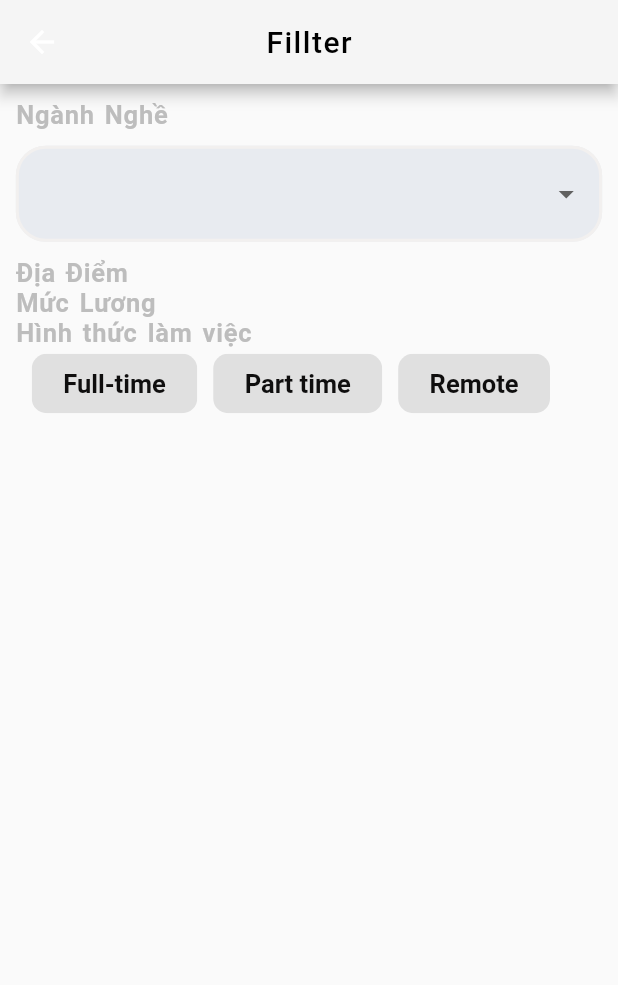
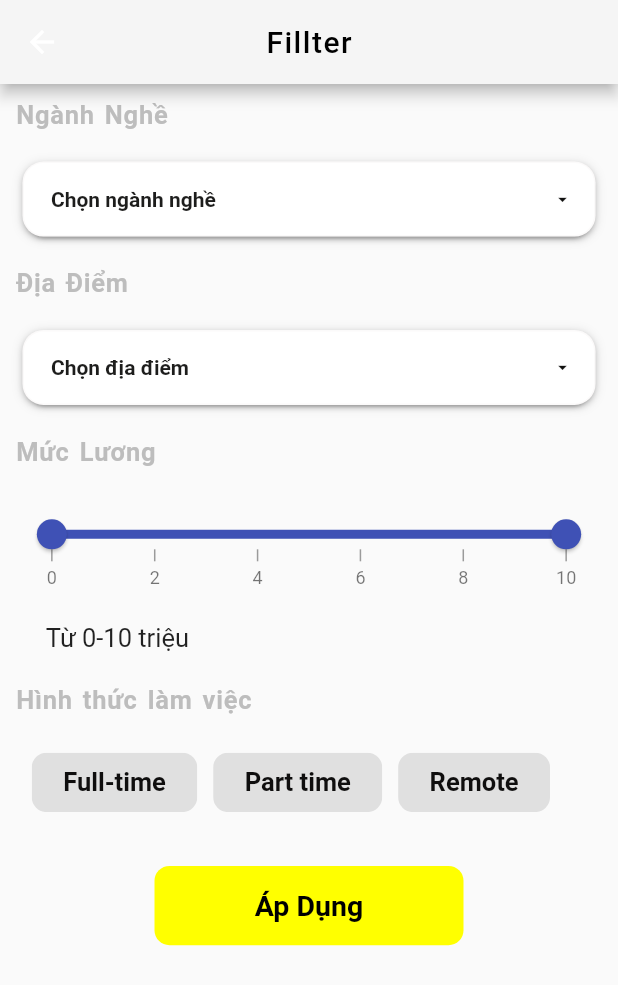
Before and after one commit to levihoang/r2s, a Flutter app: the Fillter screen opened directly, on a phone screen of 412 x 824 dp. Shown: the top 985 px of the screen. Run offline on Flutter 3.47's test engine with Material 2 defaults, Android fonts, the phone set to English and light mode, and no system bars; drawn by our look-alikes of dropdown_button2; our stand-ins replace get_it, syncfusion_flutter_sliders.

Commit message:
style: giao dien fillter

```diff
--- a/lib/main.dart
+++ b/lib/main.dart
@@ -19,7 +19,7 @@ class MyApp extends StatelessWidget {
       theme: ThemeData(),
       // home: Login(),
       onGenerateRoute: generateRoute,
-      initialRoute: LoginRoute,
+      initialRoute: FillterRoute,
     );
   }
 }
--- a/lib/screens/fillter.dart
+++ b/lib/screens/fillter.dart
@@ -1,4 +1,8 @@
+import 'dart:math';
+
+import 'package:dropdown_button2/dropdown_button2.dart';
 import 'package:flutter/material.dart';
+import 'package:syncfusion_flutter_sliders/sliders.dart';
 
 class Fillter extends StatefulWidget {
   const Fillter({Key? key}) : super(key: key);
@@ -8,19 +12,33 @@ class Fillter extends StatefulWidget {
 }
 
 class _FillterState extends State<Fillter> {
+  num? start, end;
   String? selectedValue;
   String tasktype = "";
+  bool circular = false;
+  final double _currentSliderValue = 20;
+  SfRangeValues _values = const SfRangeValues(0, 10);
 
   final _dropdownFormKey = GlobalKey<FormState>();
-  List<DropdownMenuItem<String>> get dropdownItems {
-    List<DropdownMenuItem<String>> menuItems = [
-      const DropdownMenuItem(value: "USA", child: Text("USA")),
-      const DropdownMenuItem(value: "Canada", child: Text("Canada")),
-      const DropdownMenuItem(value: "Brazil", child: Text("Brazil")),
-      const DropdownMenuItem(value: "England", child: Text("England")),
-    ];
-    return menuItems;
-  }
+  // List<DropdownMenuItem<String>> get dropdownItems {
+  //   List<DropdownMenuItem<String>> menuItems = [
+  //     const DropdownMenuItem(value: "USA", child: Text("USA")),
+  //     const DropdownMenuItem(value: "Canada", child: Text("Canada")),
+  //     const DropdownMenuItem(value: "Brazil", child: Text("Brazil")),
+  //     const DropdownMenuItem(value: "England", child: Text("England")),
+  //   ];
+  //   return menuItems;
+  // }
+  final List<String> items = [
+    'Item1',
+    'Item2',
+    'Item3',
+    'Item4',
+    'Item5',
+    'Item6',
+    'Item7',
+    'Item8',
+  ];
 
   @override
   Widget build(BuildContext context) {
@@ -42,25 +60,90 @@ class _FillterState extends State<Fillter> {
             children: [
               title("Ngành Nghề"),
               SizedBox(
-                height: sizediv,
+                height: sizediv * 2,
               ),
-              dropDownPositon(),
+              dropDownPositon(items, "Chọn ngành nghề"),
               SizedBox(
-                height: sizediv,
+                height: sizediv * 2,
               ),
               title("Địa Điểm"),
+              SizedBox(
+                height: sizediv * 2,
+              ),
+              dropDownPositon(items, "Chọn địa điểm"),
+              SizedBox(
+                height: sizediv * 2,
+              ),
               title("Mức Lương"),
+              SizedBox(
+                height: sizediv * 2,
+              ),
+              salaryRange(),
+              SizedBox(
+                height: sizediv * 2,
+              ),
+              Padding(
+                padding: const EdgeInsets.only(left: 20),
+                child: Text(
+                  "Từ ${_values.start.toString().replaceFirst(".0", "")}-${_values.end.toString().replaceFirst(".0", "")} triệu",
+                  style: const TextStyle(fontSize: 17),
+                ),
+              ),
+              SizedBox(
+                height: sizediv * 2,
+              ),
               title("Hình thức làm việc"),
+              SizedBox(
+                height: sizediv * 2,
+              ),
               Row(
                 children: [
                   taskSelect("Full-time", 0xFFE0E0E0, sizediv),
                   taskSelect("Part time", 0xFFE0E0E0, sizediv),
                   taskSelect("Remote", 0xFFE0E0E0, sizediv)
                 ],
+              ),
+              SizedBox(
+                height: sizediv * 3,
+              ),
+              Center(
+                child: Column(
+                  mainAxisAlignment: MainAxisAlignment.center,
+                  crossAxisAlignment: CrossAxisAlignment.center,
+                  children: [button("Áp Dụng", sizediv)],
+                ),
               )
             ],
           ),
         ));
+  }
+
+  Widget button(String btnname, double sizediv) {
+    return InkWell(
+      onTap: () async {
+        setState(() {
+          // circular = true;
+        });
+      },
+      child: Container(
+        width: MediaQuery.of(context).size.width / 2,
+        height: sizediv * 5,
+        decoration: BoxDecoration(
+            borderRadius: BorderRadius.circular(10),
+            color: Colors.yellowAccent),
+        child: Center(
+          child: circular
+              ? const CircularProgressIndicator()
+              : Text(
+                  btnname,
+                  style: const TextStyle(
+                      fontSize: 19,
+                      color: Colors.black,
+                      fontWeight: FontWeight.bold),
+                ),
+        ),
+      ),
+    );
   }
 
   Widget title(String text) {
@@ -86,7 +169,7 @@ class _FillterState extends State<Fillter> {
         },
         child: Chip(
           backgroundColor: tasktype == lable
-              ? Color.fromARGB(255, 240, 173, 66)
+              ? const Color.fromARGB(255, 186, 174, 154)
               : Color(color),
           shape: RoundedRectangleBorder(
             borderRadius: BorderRadius.circular(10),
@@ -106,42 +189,101 @@ class _FillterState extends State<Fillter> {
     );
   }
 
-  Widget dropDownPositon() {
-    return Form(
-        key: _dropdownFormKey,
-        child: Column(
-          mainAxisAlignment: MainAxisAlignment.center,
-          children: [
-            DropdownButtonFormField(
-                decoration: InputDecoration(
-                  focusedBorder: OutlineInputBorder(
-                    borderSide: const BorderSide(
-                        color: Color.fromARGB(255, 243, 240, 238), width: 2),
-                    borderRadius: BorderRadius.circular(20),
+  Widget salaryRange() {
+    return SfRangeSlider(
+      min: 0,
+      max: 10,
+      values: _values,
+      interval: 2,
+      showTicks: true,
+      showLabels: true,
+      activeColor: Colors.indigo,
+      inactiveColor: Colors.grey[300],
+      enableTooltip: true,
+      minorTicksPerInterval: 1,
+      stepSize: 1,
+      onChanged: (SfRangeValues values) {
+        setState(() {
+          _values = values;
+        });
+      },
+    );
+  }
+
+  Widget dropDownPositon(List<String> list, String text) {
+    return Center(
+      child: DropdownButtonHideUnderline(
+        child: DropdownButton2(
+          isExpanded: true,
+          hint: Row(
+            children: [
+              const SizedBox(
+                width: 4,
+              ),
+              Expanded(
+                child: Text(
+                  text,
+                  style: const TextStyle(
+                    fontSize: 14,
+                    fontWeight: FontWeight.bold,
+                    color: Color.fromARGB(255, 29, 29, 28),
                   ),
-                  enabledBorder: OutlineInputBorder(
-                    borderSide: const BorderSide(
-                        color: Color.fromARGB(255, 242, 240, 239), width: 2),
-                    borderRadius: BorderRadius.circular(20),
-                  ),
-                  border: OutlineInputBorder(
-                    borderSide: const BorderSide(
-                        color: Color.fromARGB(72, 234, 236, 238), width: 2),
-                    borderRadius: BorderRadius.circular(20),
-                  ),
-                  filled: true,
-                  fillColor: Color.fromARGB(255, 232, 235, 240),
+                  overflow: TextOverflow.ellipsis,
                 ),
-                validator: (value) => value == null ? "Select a country" : null,
-                dropdownColor: Color.fromARGB(255, 229, 229, 239),
-                value: selectedValue,
-                onChanged: (String? newValue) {
-                  setState(() {
-                    selectedValue = newValue!;
-                  });
-                },
-                items: dropdownItems),
-          ],
-        ));
+              ),
+            ],
+          ),
+          items: list
+              .map((item) => DropdownMenuItem<String>(
+                    value: item,
+                    child: Text(
+                      item,
+                      style: const TextStyle(
+                        fontSize: 14,
+                        fontWeight: FontWeight.bold,
+                        color: Color.fromARGB(255, 21, 20, 20),
+                      ),
+                      overflow: TextOverflow.ellipsis,
+                    ),
+                  ))
+              .toList(),
+          value: selectedValue,
+          onChanged: (value) {
+            setState(() {
+              selectedValue = value as String;
+            });
+          },
+          icon: const Icon(Icons.arrow_drop_down),
+          iconSize: 14,
+          iconEnabledColor: const Color.fromARGB(255, 16, 16, 15),
+          iconDisabledColor: Colors.white,
+          buttonHeight: 50,
+          buttonWidth: MediaQuery.of(context).size.width - 30,
+          buttonPadding: const EdgeInsets.only(left: 14, right: 14),
+          buttonDecoration: BoxDecoration(
+            borderRadius: BorderRadius.circular(14),
+            border: Border.all(
+              color: const Color.fromARGB(66, 241, 234, 234),
+            ),
+            color: Colors.white,
+          ),
+          buttonElevation: 2,
+          itemHeight: 40,
+          itemPadding: const EdgeInsets.only(left: 14, right: 14),
+          dropdownMaxHeight: 200,
+          dropdownWidth: MediaQuery.of(context).size.width - 30,
+          dropdownPadding: null,
+          dropdownDecoration: BoxDecoration(
+            borderRadius: BorderRadius.circular(14),
+            color: Colors.white,
+          ),
+          dropdownElevation: 8,
+          scrollbarRadius: const Radius.circular(40),
+          scrollbarThickness: 6,
+          scrollbarAlwaysShow: true,
+          offset: const Offset(0, 0),
+        ),
+      ),
+    );
   }
 }
--- a/lib/utils/routing/route.dart
+++ b/lib/utils/routing/route.dart
@@ -20,6 +20,8 @@ PageRoute generateRoute(RouteSettings settings) {
       return _getPageRoute(const DetailPostScreen());
     case ProfileRoute:
       return _getPageRoute(const ProfileScreen());
+    case FillterRoute:
+      return _getPageRoute(const Fillter());
     default:
       return _getPageRoute(const Login());
   }
--- a/lib/utils/routing/route_name.dart
+++ b/lib/utils/routing/route_name.dart
@@ -5,3 +5,4 @@ const String RegisterRoute = "Register";
 const String HomeRoute = "HomeScreen";
 const String DetailPostRoute = "DetailPostScreen";
 const String ProfileRoute = "ProfileScreen";
+const String FillterRoute = "FillterScreen";
--- a/pubspec.yaml
+++ b/pubspec.yaml
@@ -28,11 +28,13 @@ environment:
 # versions available, run `flutter pub outdated`.
 dependencies:
   cupertino_icons: ^1.0.2
+  dropdown_button2: ^1.5.3
   flutter:
     sdk: flutter
   flutter_linkify: ^5.0.2
   get_it: ^7.2.0
   google_fonts: ^3.0.1
+  syncfusion_flutter_sliders: ^20.1.59
 
 dev_dependencies:
   flutter_lints: ^2.0.0
```
Also changed, not shown: lib/screens/register.dart (+57 -44 lines), pubspec.lock, 1 other file.
